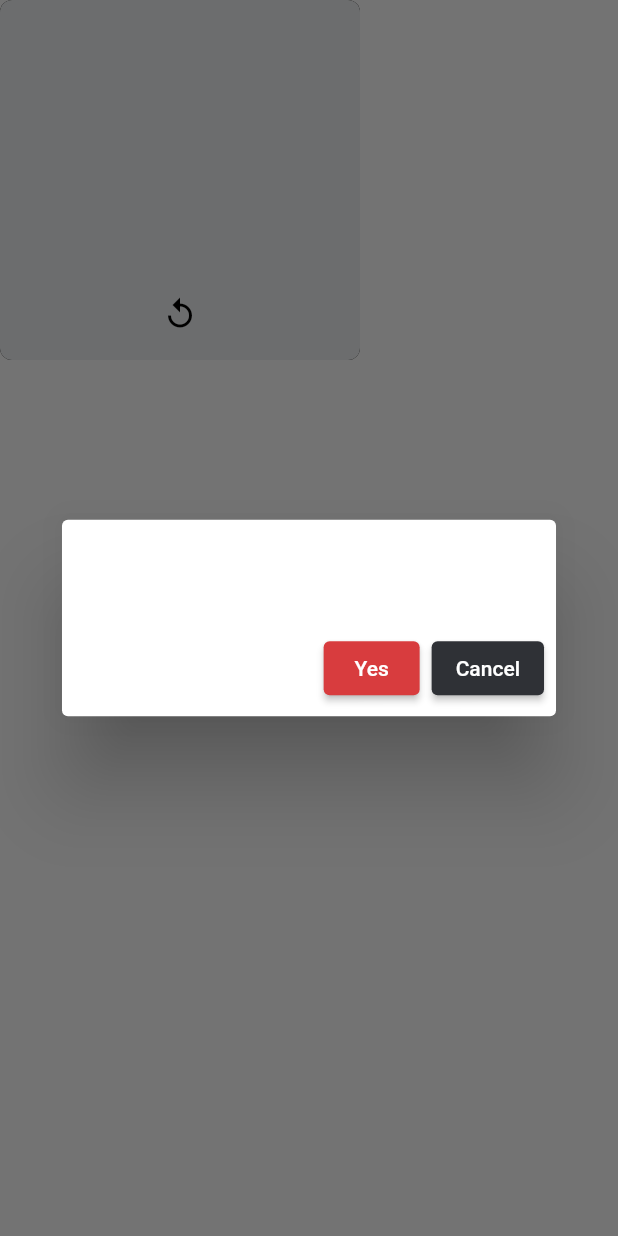
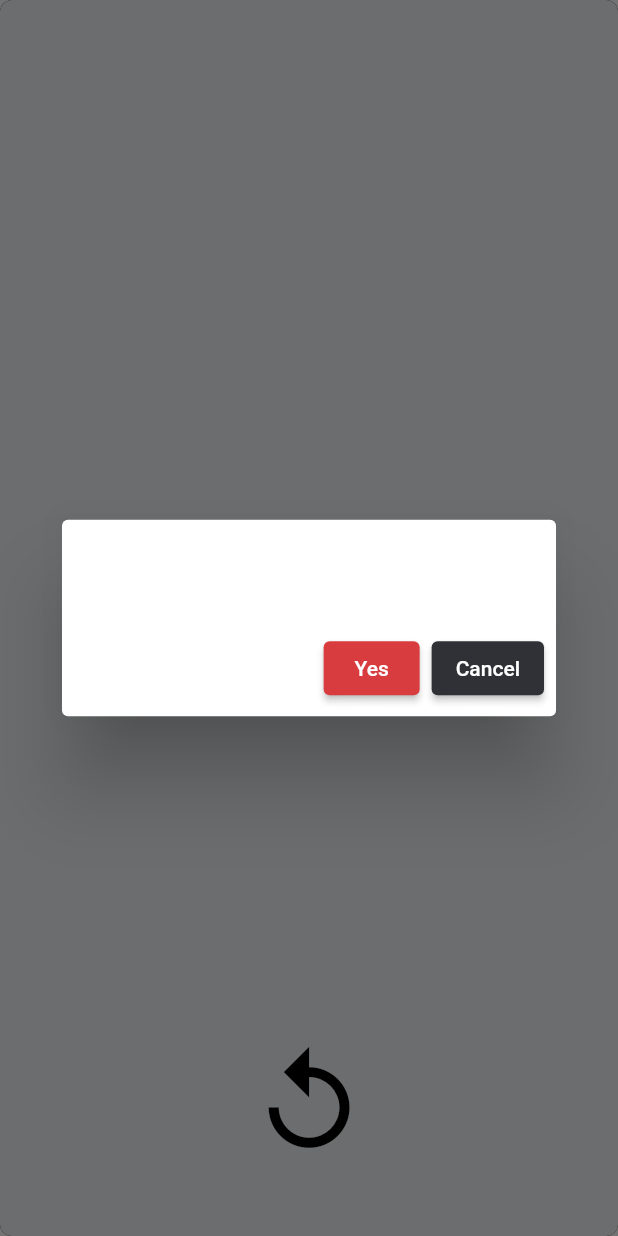
Before and after one commit to PSilling/fit-tama-1, a Flutter app: the CounterWidget widget shown alone on an empty page, opened directly with empty values, after a tap on the "replay" icon, on a phone screen of 412 x 824 dp. Run offline on Flutter 3.47's test engine with Material 2 defaults, Android fonts, the phone set to English and light mode, and no system bars; our stand-ins replace flutter_form_builder, shared_preferences; missing offline and left inert: dashboard; accounts and stored records are empty.

Commit message:
Widgets resize correctly according to dashboard

```diff
--- a/lib/widgets/counter_widget/counter_widget.dart
+++ b/lib/widgets/counter_widget/counter_widget.dart
@@ -154,9 +154,12 @@ class CounterWidgetState extends State<CounterWidget>
   Widget _titleWidget(BuildContext context) {
     return IgnorePointer(
       ignoring: _isEditing,
+      child: FittedBox(
+        fit: BoxFit.contain,
         child: Text(
           _data.name,
           style: ThemeHelper.widgetTitle(context),
+        ),
       ),
     );
   }
@@ -222,16 +225,14 @@ class CounterWidgetState extends State<CounterWidget>
     );
   }
 
-  Widget _themedIcon(IconData? icon,
-      {required BuildContext context, required String semanticLabel}) {
-    return Icon(
+  Widget _themedIcon(IconData? icon, {required BuildContext context, required String semanticLabel}) => Icon(
         icon,
         semanticLabel: semanticLabel,
       );
-  }
 
   Widget _buttonsSection(BuildContext context) {
-    return Center(
+    return FittedBox(
+      fit: BoxFit.contain,
       child: IgnorePointer(
         ignoring: _isEditing,
           child: IconButton(
@@ -251,8 +252,6 @@ class CounterWidgetState extends State<CounterWidget>
         borderRadius: BorderRadius.all(Radius.circular(ThemeHelper.borderRadius())),
         boxShadow: const [BoxShadow()],
       ),
-      height: 240,
-      width: 240,
       padding: ThemeHelper.cardPadding(),
       child: Stack(
         children: [
```
Also changed, not shown: lib/widgets/dice_widget/dice_widget.dart (+9 -11 lines), lib/widgets/timer_widget/timer_widget.dart (+38 -32 lines). Lines whose indentation alone changed are shown as unchanged.
